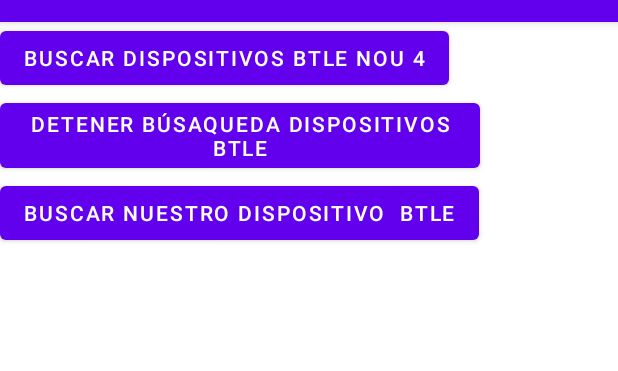
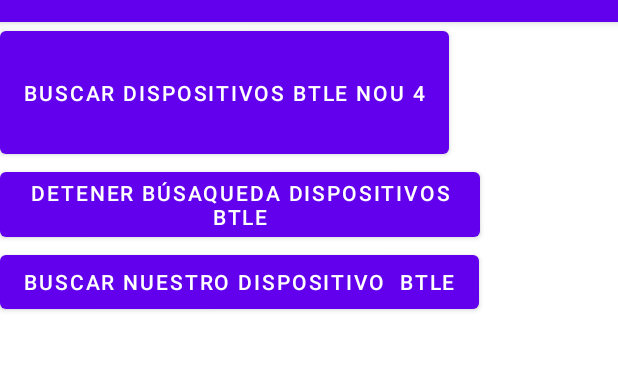
Before and after one commit to Fe4rN/ProyectoBiometriaSprint0, an Android app: the screen it shows after launch (MainActivity), after a tap on "BUSCAR DISPOSITIVOS BTLE NOU 4", on a phone screen of 412 x 824 dp, the part 62-433 px from its top. Run offline under Robolectric (Android 15) with nearby library versions, the phone set to English and light mode, and no system bars.

Commit message:
Arreglado funcionamiento de deteccion de telefonos y placas

```diff
--- a/Java/app/src/main/java/com/example/blebridge/MainActivity.java
+++ b/Java/app/src/main/java/com/example/blebridge/MainActivity.java
@@ -30,7 +30,7 @@ public class MainActivity extends AppCompatActivity {
 
     // --------------------------------------------------------------
     // --------------------------------------------------------------
-    private static final String ETIQUETA_LOG = ">>>>";
+    static final String ETIQUETA_LOG = ">>>>";
 
     private static final int CODIGO_PETICION_PERMISOS = 11223344;
 
@@ -73,17 +73,17 @@ public class MainActivity extends AppCompatActivity {
 
         Log.d(ETIQUETA_LOG, " buscarTodosLosDispositivosBTL(): empezamos a escanear ");
 
-        if (ActivityCompat.checkSelfPermission(this, Manifest.permission.BLUETOOTH_SCAN) != PackageManager.PERMISSION_GRANTED) {
-            return;
+        try {
+            this.elEscanner.startScan( this.callbackDelEscaneo);
+        }catch (SecurityException e){
+            Log.e(ETIQUETA_LOG, "No tienes permisos suficientes para inicializar Bluetooth", e);
         }
-        this.elEscanner.startScan( this.callbackDelEscaneo);
 
     } // ()
 
     // --------------------------------------------------------------
     // --------------------------------------------------------------
-    private void mostrarInformacionDispositivoBTLE( ScanResult resultado ) {
-
+    private void mostrarInformacionDispositivoBTLE(ScanResult resultado) {
         BluetoothDevice bluetoothDevice = resultado.getDevice();
         byte[] bytes = resultado.getScanRecord().getBytes();
         int rssi = resultado.getRssi();
@@ -91,27 +91,22 @@ public class MainActivity extends AppCompatActivity {
         Log.d(ETIQUETA_LOG, " ****************************************************");
         Log.d(ETIQUETA_LOG, " ****** DISPOSITIVO DETECTADO BTLE ****************** ");
         Log.d(ETIQUETA_LOG, " ****************************************************");
-        if (ActivityCompat.checkSelfPermission(this, Manifest.permission.BLUETOOTH_CONNECT) != PackageManager.PERMISSION_GRANTED) {
-            return;
+
+        try {
+            Log.d(ETIQUETA_LOG, " nombre = " + bluetoothDevice.getName());
+        } catch (SecurityException e) {
+            Log.e(ETIQUETA_LOG, "No tienes permisos suficientes para inicializar Bluetooth", e);
         }
-        Log.d(ETIQUETA_LOG, " nombre = " + bluetoothDevice.getName());
         Log.d(ETIQUETA_LOG, " toString = " + bluetoothDevice.toString());
-
-        /*
-        ParcelUuid[] puuids = bluetoothDevice.getUuids();
-        if ( puuids.length >= 1 ) {
-            //Log.d(ETIQUETA_LOG, " uuid = " + puuids[0].getUuid());
-           // Log.d(ETIQUETA_LOG, " uuid = " + puuids[0].toString());
-        }*/
-
         Log.d(ETIQUETA_LOG, " dirección = " + bluetoothDevice.getAddress());
-        Log.d(ETIQUETA_LOG, " rssi = " + rssi );
+        Log.d(ETIQUETA_LOG, " rssi = " + rssi);
 
         Log.d(ETIQUETA_LOG, " bytes = " + new String(bytes));
         Log.d(ETIQUETA_LOG, " bytes (" + bytes.length + ") = " + Utilidades.bytesToHexString(bytes));
 
         TramaIBeacon tib = new TramaIBeacon(bytes);
 
+        if (tib.getUUID() != null) {
             Log.d(ETIQUETA_LOG, " ----------------------------------------------------");
             Log.d(ETIQUETA_LOG, " prefijo  = " + Utilidades.bytesToHexString(tib.getPrefijo()));
             Log.d(ETIQUETA_LOG, "          advFlags = " + Utilidades.bytesToHexString(tib.getAdvFlags()));
@@ -128,8 +123,10 @@ public class MainActivity extends AppCompatActivity {
                     + Utilidades.bytesToInt(tib.getMinor()) + " ) ");
             Log.d(ETIQUETA_LOG, " txPower  = " + Integer.toHexString(tib.getTxPower()) + " ( " + tib.getTxPower() + " )");
             Log.d(ETIQUETA_LOG, " ****************************************************");
-
-    } // ()
+        }else {
+            Log.d(ETIQUETA_LOG, "UUID no valido");
+        }
+    }
 
     // --------------------------------------------------------------
     // --------------------------------------------------------------
@@ -171,10 +168,11 @@ public class MainActivity extends AppCompatActivity {
         //Log.d(ETIQUETA_LOG, "  buscarEsteDispositivoBTLE(): empezamos a escanear buscando: " + dispositivoBuscado
           //      + " -> " + Utilidades.stringToUUID( dispositivoBuscado ) );
 
-        if (ActivityCompat.checkSelfPermission(this, Manifest.permission.BLUETOOTH_SCAN) != PackageManager.PERMISSION_GRANTED) {
-            return;
+        try {
+            this.elEscanner.startScan( this.callbackDelEscaneo);
+        }catch (SecurityException e){
+            Log.e(ETIQUETA_LOG, "No tienes permisos suficientes para inicializar Bluetooth", e);
         }
-        this.elEscanner.startScan( this.callbackDelEscaneo );
     } // ()
 
     // --------------------------------------------------------------
@@ -185,11 +183,13 @@ public class MainActivity extends AppCompatActivity {
             return;
         }
 
-        if (ActivityCompat.checkSelfPermission(this, Manifest.permission.BLUETOOTH_SCAN) != PackageManager.PERMISSION_GRANTED) {
-            return;
-        }
+        try {
             this.elEscanner.stopScan( this.callbackDelEscaneo );
             this.callbackDelEscaneo = null;
+        }catch (SecurityException e){
+            Log.e(ETIQUETA_LOG, "No tienes permisos suficientes para inicializar Bluetooth", e);
+        }
+
 
     } // ()
 
@@ -227,10 +227,11 @@ public class MainActivity extends AppCompatActivity {
 
         Log.d(ETIQUETA_LOG, " inicializarBlueTooth(): habilitamos adaptador BT ");
 
-        if (ActivityCompat.checkSelfPermission(this, Manifest.permission.BLUETOOTH_CONNECT) != PackageManager.PERMISSION_GRANTED) {
-            return;
+        try {
+            bta.enable();
+        }catch (SecurityException e){
+            Log.e(ETIQUETA_LOG, "No tienes permisos suficientes para inicializar Bluetooth", e);
         }
-        bta.enable();
 
         Log.d(ETIQUETA_LOG, " inicializarBlueTooth(): habilitado =  " + bta.isEnabled() );
 
--- a/Java/app/src/main/res/layout/activity_main.xml
+++ b/Java/app/src/main/res/layout/activity_main.xml
@@ -9,11 +9,10 @@
 
     <Button
         android:id="@+id/botonBuscarDispositivosBTLE"
-        android:text="Buscar Dispositivos BTLE nou 4"
+        android:layout_width="wrap_content"
+        android:layout_height="94dp"
         android:onClick="botonBuscarDispositivosBTLEPulsado"
-        android:layout_width="wrap_content"
-        android:layout_height="wrap_content"
-        />
+        android:text="Buscar Dispositivos BTLE nou 4" />
 
     <Button
         android:id="@+id/botonDetenerBusquedaDispositivosBTLE"
```
Also changed, not shown: Java/app/src/main/java/com/example/blebridge/TramaIBeacon.java (+35 -2 lines). Lines whose indentation alone changed are shown as unchanged.
